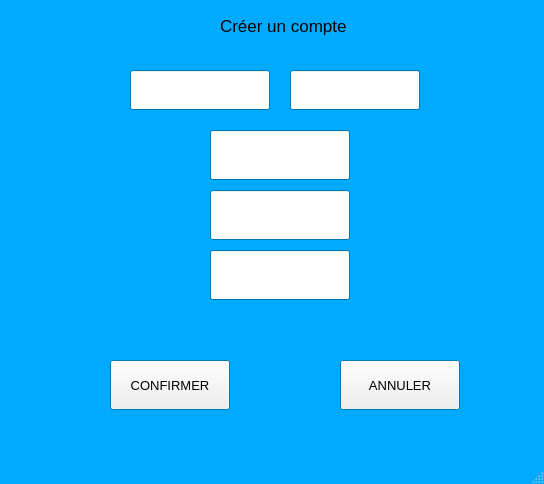
First picture: the form in ui/Création de compte.ui, repository MajeurSmith/projet-flight-radar, before the edit.
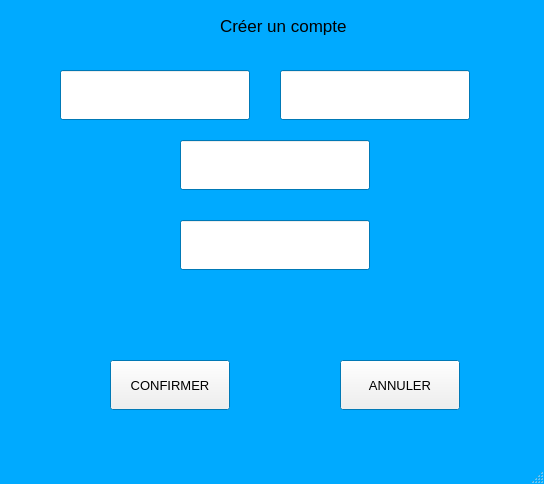
Second picture: the form after the edit.

What changed in the file:
```diff
--- a/ui/Création de compte.ui
+++ b/ui/Création de compte.ui
@@ -104,10 +104,10 @@
    <widget class="QLineEdit" name="Nom2">
     <property name="geometry">
      <rect>
-      <x>130</x>
+      <x>60</x>
       <y>70</y>
-      <width>140</width>
-      <height>40</height>
+      <width>190</width>
+      <height>50</height>
      </rect>
     </property>
     <property name="text">
@@ -117,22 +117,9 @@
    <widget class="QLineEdit" name="Prenom2">
     <property name="geometry">
      <rect>
-      <x>290</x>
+      <x>280</x>
       <y>70</y>
-      <width>130</width>
-      <height>40</height>
-     </rect>
-    </property>
-    <property name="text">
-     <string/>
-    </property>
-   </widget>
-   <widget class="QLineEdit" name="Id2">
-    <property name="geometry">
-     <rect>
-      <x>210</x>
-      <y>190</y>
-      <width>140</width>
+      <width>190</width>
       <height>50</height>
      </rect>
     </property>
@@ -143,9 +130,9 @@
    <widget class="QLineEdit" name="Mail2">
     <property name="geometry">
      <rect>
-      <x>210</x>
-      <y>130</y>
-      <width>140</width>
+      <x>180</x>
+      <y>140</y>
+      <width>190</width>
       <height>50</height>
      </rect>
     </property>
@@ -156,9 +143,9 @@
    <widget class="QLineEdit" name="MDP2">
     <property name="geometry">
      <rect>
-      <x>210</x>
-      <y>250</y>
-      <width>140</width>
+      <x>180</x>
+      <y>220</y>
+      <width>190</width>
       <height>50</height>
      </rect>
     </property>
@@ -192,6 +179,27 @@
      <string>ANNULER</string>
     </property>
    </widget>
+   <widget class="QLabel" name="label">
+    <property name="geometry">
+     <rect>
+      <x>10</x>
+      <y>270</y>
+      <width>530</width>
+      <height>80</height>
+     </rect>
+    </property>
+    <property name="font">
+     <font>
+      <pointsize>13</pointsize>
+     </font>
+    </property>
+    <property name="text">
+     <string/>
+    </property>
+    <property name="alignment">
+     <set>Qt::AlignCenter</set>
+    </property>
+   </widget>
   </widget>
   <widget class="QMenuBar" name="menubar">
    <property name="geometry">
```
Left out of the diff: 2 changed lines with no effect on the pictures.
